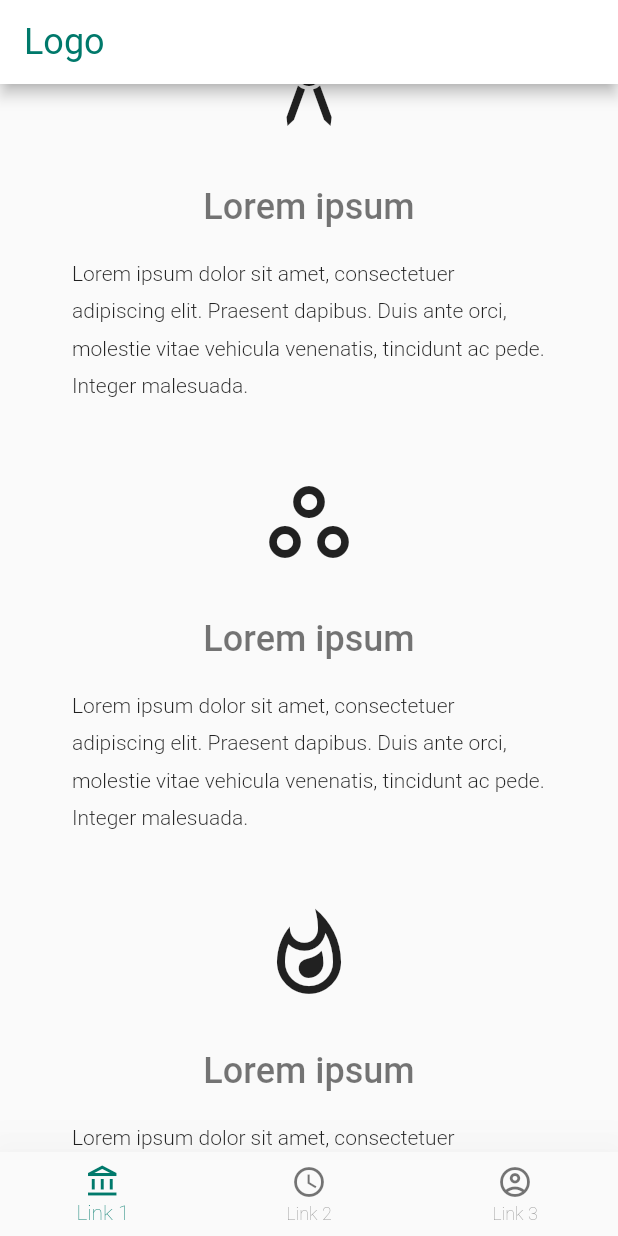
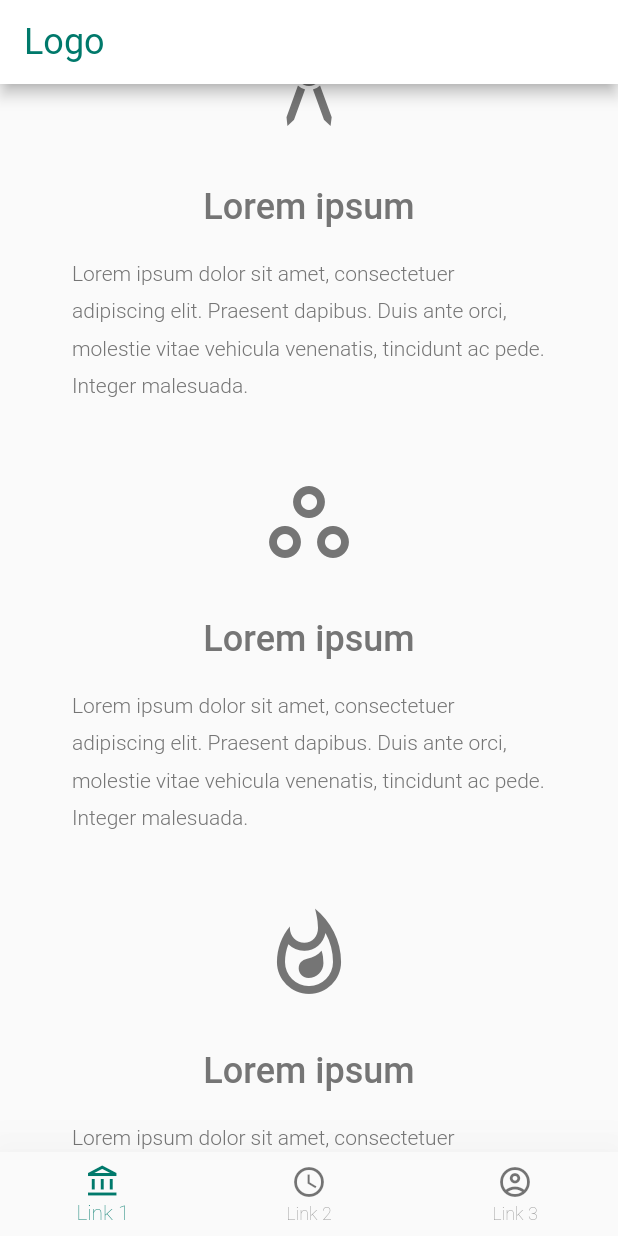
Before and after one commit to tom-novak/jet-landing-page, a Flutter app: the screen it shows after launch, scrolled down 576 dp, on a phone screen of 412 x 824 dp. Run offline on Flutter 3.47's test engine with Material 2 defaults, Android fonts, the phone set to English and light mode, and no system bars.

```diff
--- a/example/lib/src/app_theme.dart
+++ b/example/lib/src/app_theme.dart
@@ -6,6 +6,7 @@ var typography = Typography.material2018(platform: platform);
 
 // ----- Light Theme -----
 var accentColor = Colors.teal[700];
+var textColor = Colors.grey[600];
 var appTheme = ThemeData(
   primaryColor: Colors.white,
   accentColor: accentColor,
@@ -13,10 +14,10 @@ var appTheme = ThemeData(
   textTheme: typography.black.copyWith(
     headline1: typography.black.headline1.copyWith(color: accentColor, fontSize: 48),
     headline2: typography.black.headline2.copyWith(color: accentColor, fontSize: 24),
-    headline3: typography.black.headline3.copyWith(fontSize: 24, fontWeight: FontWeight.w500),
+    headline3: typography.black.headline3.copyWith(color: textColor, fontSize: 24, fontWeight: FontWeight.w500),
     headline4: typography.white.headline4.copyWith(fontSize: 24, fontWeight: FontWeight.w300),
     headline6: typography.white.headline6.copyWith(fontWeight: FontWeight.w300),
-    bodyText1: typography.black.bodyText1.copyWith(fontWeight: FontWeight.w300, height: 1.75),
+    bodyText1: typography.black.bodyText1.copyWith(color: textColor, fontWeight: FontWeight.w300, height: 1.75),
     bodyText2: typography.white.bodyText2.copyWith(fontWeight: FontWeight.w200),
   ),
   bottomNavigationBarTheme: BottomNavigationBarThemeData(
@@ -37,6 +38,7 @@ var appTheme = ThemeData(
 
 // ----- Dark Theme -----
 var darkAccentColor = Colors.teal[900];
+var darkTextColor = Colors.grey[300];
 var darkTheme = ThemeData(
   accentColor: darkAccentColor,
   brightness: Brightness.dark,
@@ -44,10 +46,10 @@ var darkTheme = ThemeData(
   textTheme: typography.white.copyWith(
     headline1: typography.white.headline1.copyWith(color: darkAccentColor, fontSize: 48),
     headline2: typography.white.headline2.copyWith(color: darkAccentColor, fontSize: 24),
-    headline3: typography.white.headline3.copyWith(fontSize: 24, fontWeight: FontWeight.w500),
-    headline4: typography.white.headline4.copyWith(fontSize: 24, fontWeight: FontWeight.w300),
+    headline3: typography.white.headline3.copyWith(color: darkTextColor, fontSize: 24, fontWeight: FontWeight.w500),
+    headline4: typography.white.headline4.copyWith(color: darkTextColor, fontSize: 24, fontWeight: FontWeight.w300),
     headline6: typography.white.headline6.copyWith(color: Colors.grey[300], fontWeight: FontWeight.w300),
-    bodyText1: typography.white.bodyText1.copyWith(fontWeight: FontWeight.w300, height: 1.75),
+    bodyText1: typography.white.bodyText1.copyWith(color: darkTextColor, fontWeight: FontWeight.w300, height: 1.75),
     bodyText2: typography.white.bodyText2.copyWith(color: Colors.grey[300], fontWeight: FontWeight.w200),
   ),
   textButtonTheme: TextButtonThemeData(
--- a/lib/src/widget/text_card.dart
+++ b/lib/src/widget/text_card.dart
@@ -25,6 +25,7 @@ class TextCard extends StatelessWidget {
         Icon(
           icon,
           size: 64,
+          color: Theme.of(context).textTheme.bodyText1.color,
         ),
         title != null
             ? Padding(
```
